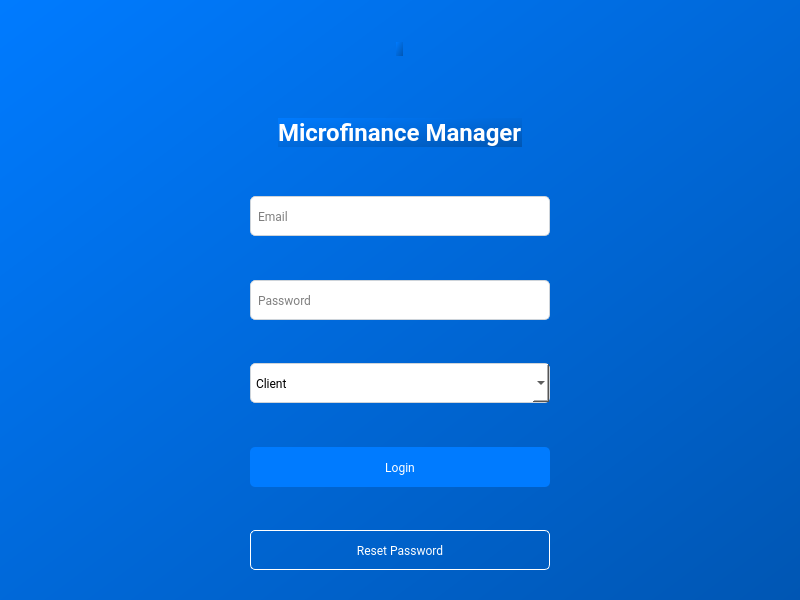
Old version of the form ui/login.ui in the repository WabukoWabuko/microfinance_manager.
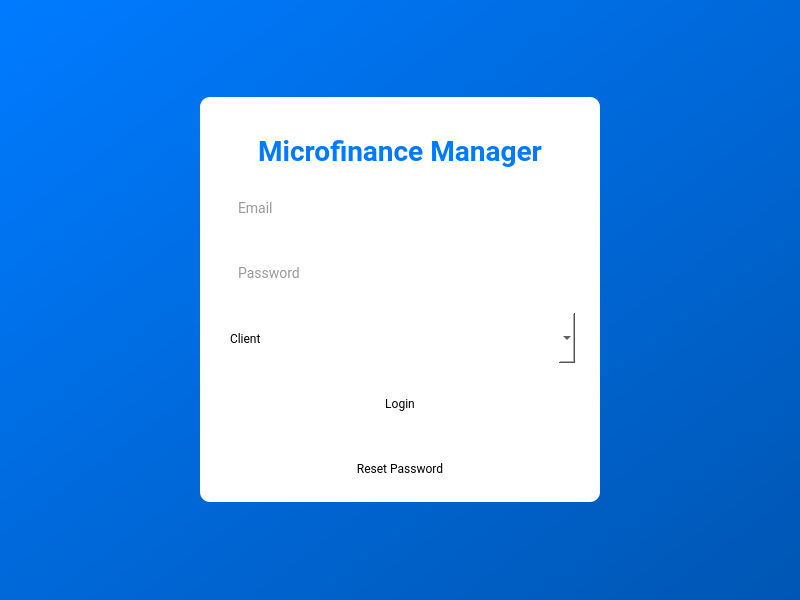
New version of the form. Icons and pictures are not drawn.

Commit message: Login UI iko sleek kama website! 🚀 Card design, bold buttons, rounded inputs, iko 10/5 star! 💪

What changed in the file:
```diff
--- a/ui/login.ui
+++ b/ui/login.ui
@@ -17,10 +17,47 @@
    <string>background: qlineargradient(x1:0, y1:0, x2:1, y2:1, stop:0 #007BFF, stop:1 #0056B3); font-family: Roboto;</string>
   </property>
   <layout class="QVBoxLayout" name="verticalLayout">
+   <property name="spacing">
+    <number>20</number>
+   </property>
+   <property name="contentsMargins">
+    <rect>
+     <left>20</left>
+     <top>20</top>
+     <right>20</right>
+     <bottom>20</bottom>
+    </rect>
+   </property>
+   <item alignment="Qt::AlignCenter">
+    <widget class="QWidget" name="login_card">
+     <property name="minimumSize">
+      <size>
+       <width>400</width>
+       <height>0</height>
+      </size>
+     </property>
+     <property name="styleSheet">
+      <string>background: #FFFFFF; border-radius: 10px; box-shadow: 0 2px 5px rgba(0,0,0,0.1);</string>
+     </property>
+     <layout class="QVBoxLayout" name="card_layout">
+      <property name="spacing">
+       <number>15</number>
+      </property>
+      <property name="contentsMargins">
+       <rect>
+        <left>20</left>
+        <top>20</top>
+        <right>20</right>
+        <bottom>20</bottom>
+       </rect>
+      </property>
    <item alignment="Qt::AlignCenter">
     <widget class="QLabel" name="logo_label">
      <property name="text">
-      <string><img src=":/images/logo.png" width="100" height="100"/></string>
+         <string><img src="images/logo.jpg" width="120" height="120"/></string>
+        </property>
+        <property name="alignment">
+         <set>Qt::AlignCenter</set>
      </property>
     </widget>
    </item>
@@ -30,7 +67,10 @@
       <string>Microfinance Manager</string>
      </property>
      <property name="styleSheet">
-      <string>color: #FFFFFF; font-size: 24px; font-weight: bold;</string>
+         <string>color: #007BFF; font-size: 28px; font-weight: bold;</string>
+        </property>
+        <property name="alignment">
+         <set>Qt::AlignCenter</set>
      </property>
     </widget>
    </item>
@@ -38,15 +78,15 @@
     <widget class="QLineEdit" name="email_input">
      <property name="minimumSize">
       <size>
-       <width>300</width>
-       <height>40</height>
+          <width>350</width>
+          <height>50</height>
       </size>
      </property>
      <property name="placeholderText">
       <string>Email</string>
      </property>
      <property name="styleSheet">
-      <string>border: 1px solid #CED4DA; border-radius: 5px; padding: 5px; color: #000000; background: #FFFFFF;</string>
+         <string>border: 1px solid #FFFFFF; border-radius: 8px; padding: 10px; background: rgba(255,255,255,0.1); color: #333333; font-size: 14px;</string>
      </property>
     </widget>
    </item>
@@ -54,8 +94,8 @@
     <widget class="QLineEdit" name="password_input">
      <property name="minimumSize">
       <size>
-       <width>300</width>
-       <height>40</height>
+          <width>350</width>
+          <height>50</height>
       </size>
      </property>
      <property name="echoMode">
@@ -65,7 +105,7 @@
       <string>Password</string>
      </property>
      <property name="styleSheet">
-      <string>border: 1px solid #CED4DA; border-radius: 5px; padding: 5px; color: #000000; background: #FFFFFF;</string>
+         <string>border: 1px solid #FFFFFF; border-radius: 8px; padding: 10px; background: rgba(255,255,255,0.1); color: #333333; font-size: 14px;</string>
      </property>
     </widget>
    </item>
@@ -73,12 +113,12 @@
     <widget class="QComboBox" name="role_combo">
      <property name="minimumSize">
       <size>
-       <width>300</width>
-       <height>40</height>
+          <width>350</width>
+          <height>50</height>
       </size>
      </property>
      <property name="styleSheet">
-      <string>border: 1px solid #CED4DA; border-radius: 5px; padding: 5px; color: #000000; background: #FFFFFF;</string>
+         <string>border: 1px solid #FFFFFF; border-radius: 8px; padding: 10px; background: rgba(255,255,255,0.1); color: #333333; font-size: 14px; QComboBox::drop-down { border: none; }</string>
      </property>
      <item>
       <property name="text">
@@ -96,15 +136,15 @@
     <widget class="QPushButton" name="login_button">
      <property name="minimumSize">
       <size>
-       <width>300</width>
-       <height>40</height>
+          <width>350</width>
+          <height>50</height>
       </size>
      </property>
      <property name="text">
       <string>Login</string>
      </property>
      <property name="styleSheet">
-      <string>background: #007BFF; color: #FFFFFF; border-radius: 5px; padding: 5px;</string>
+         <string>background: #007BFF; color: #FFFFFF; border: none; border-radius: 8px; padding: 12px; font-size: 16px; font-weight: bold; box-shadow: 0 2px 5px rgba(0,0,0,0.2); QPushButton:hover { background: #0056B3; box-shadow: 0 4px 8px rgba(0,0,0,0.3); } QPushButton:pressed { background: #003087; }</string>
      </property>
     </widget>
    </item>
@@ -112,16 +152,19 @@
     <widget class="QPushButton" name="reset_password_button">
      <property name="minimumSize">
       <size>
-       <width>300</width>
-       <height>40</height>
+          <width>350</width>
+          <height>50</height>
       </size>
      </property>
      <property name="text">
       <string>Reset Password</string>
      </property>
      <property name="styleSheet">
-      <string>background: transparent; color: #FFFFFF; border: 1px solid #FFFFFF; border-radius: 5px; padding: 5px;</string>
-     </property>
+         <string>background: transparent; color: #FFFFFF; border: 1px solid #FFFFFF; border-radius: 8px; padding: 12px; font-size: 16px; font-weight: bold; box-shadow: 0 2px 5px rgba(0,0,0,0.2); QPushButton:hover { background: rgba(255,255,255,0.1); color: #E9ECEF; box-shadow: 0 4px 8px rgba(0,0,0,0.3); }</string>
+        </property>
+       </widget>
+      </item>
+     </layout>
     </widget>
    </item>
   </layout>
```
Lines whose indentation alone changed are shown as unchanged. The commit also changes 1 other file.
